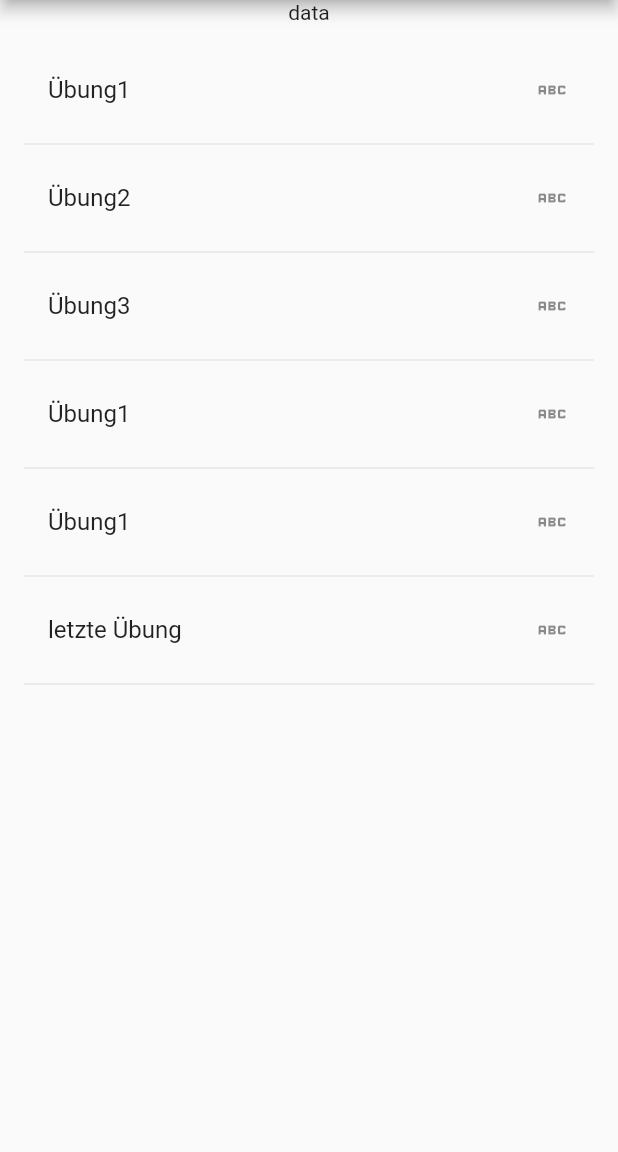
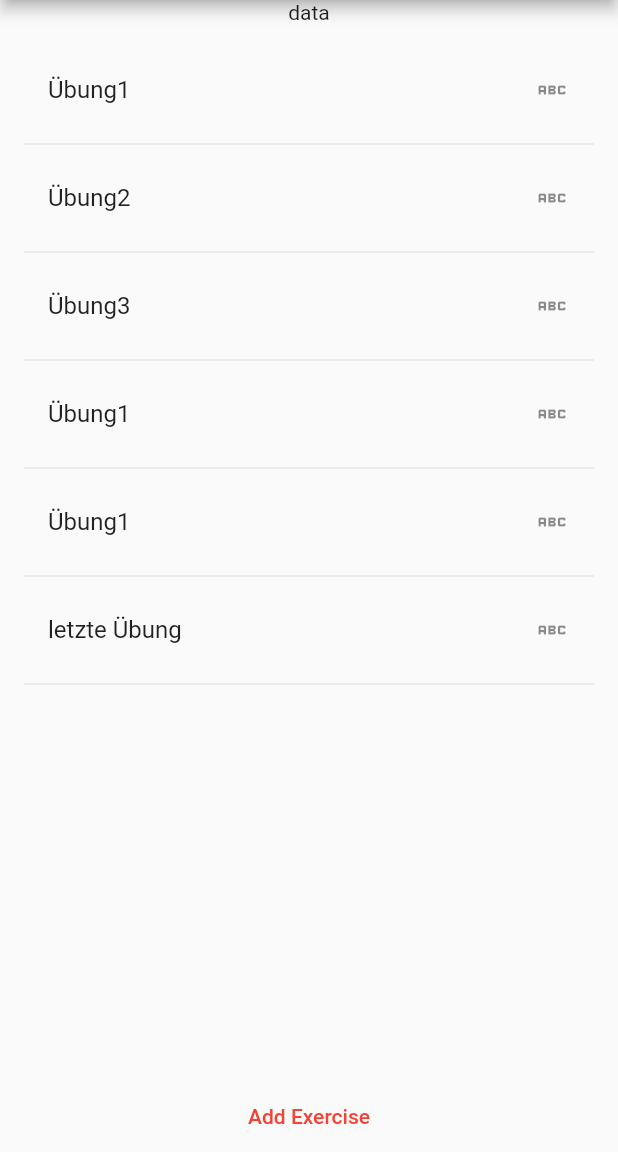
Before and after one commit to TorbenStriegel/Fit4You-FitnessApp, a Flutter app: the screen it shows after launch, on a phone screen of 412 x 824 dp, the part 84-1236 px from its top. Run offline on Flutter 3.47's test engine with Material 2 defaults, Android fonts, the phone set to English and light mode, and no system bars; missing offline and left inert: dart:html.

Commit message:
Page über Button wechseln

```diff
--- a/lib/main.dart
+++ b/lib/main.dart
@@ -1,3 +1,5 @@
+import 'dart:html';
+
 import 'package:flutter/material.dart';
 
 void main() {
@@ -40,7 +42,7 @@ class _ExerciseName extends State<ExerciseGenerator> {
       ),
       body:   Column(
         mainAxisAlignment: MainAxisAlignment.spaceBetween,
-        children: [Text("data"),Flexible(child: _buildBody())],
+        children: [Text("data"),Flexible(child: _buildBody()),TextButton(onPressed: () {_addexercise();}, child: Text ("Add Exercise"))],
       )
     );
   }
```
